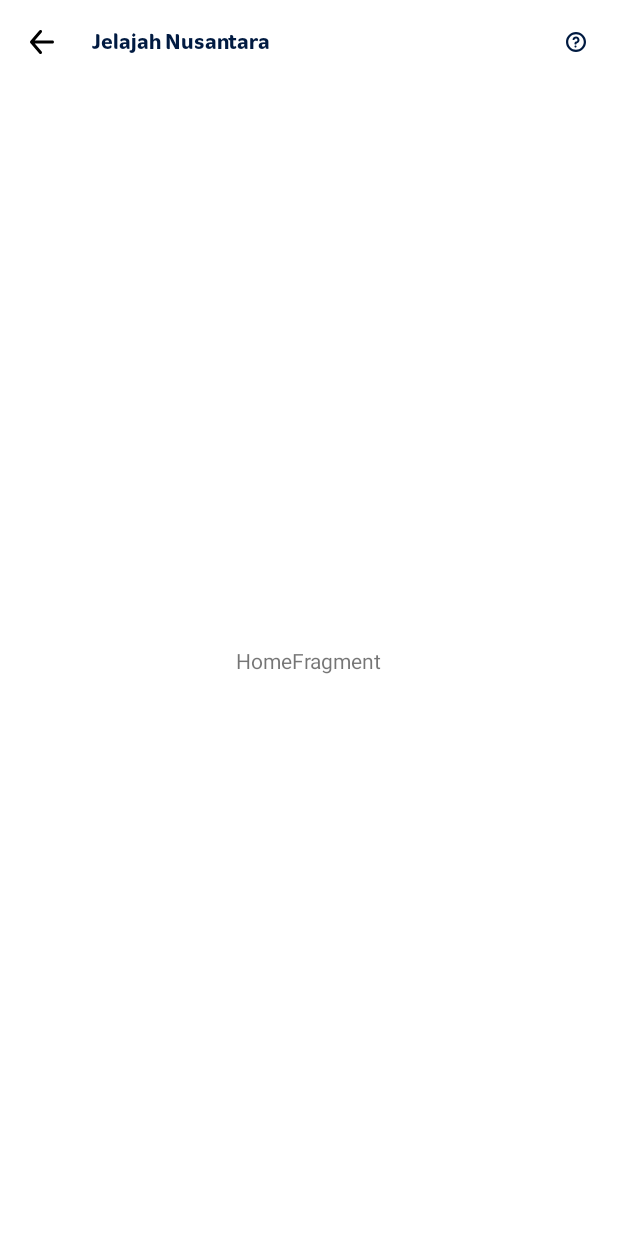
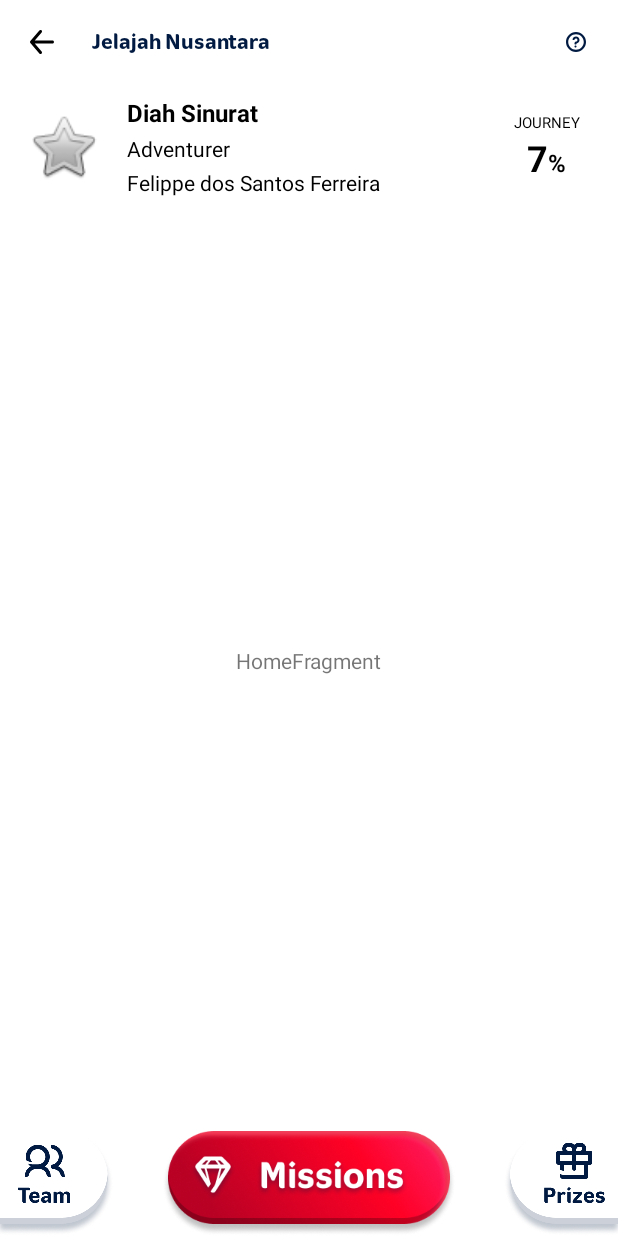
Before and after one commit to giovanileitevitor/TTI2-SDK, an Android app: the HomeFragment screen opened directly, with no data from a screen before it, on a phone screen of 412 x 824 dp. Before the commit the screen is almost empty. Run offline under Robolectric (Android 15) with nearby library versions, the phone set to English and light mode, and no system bars.

Commit message:
criacao de home fragment

```diff
--- a/tti2sdk/src/main/java/com/timwe/tti2sdk/ui/fragments/HomeFragment.kt
+++ b/tti2sdk/src/main/java/com/timwe/tti2sdk/ui/fragments/HomeFragment.kt
@@ -1,14 +1,18 @@
 package com.timwe.tti2sdk.ui.fragments
 
 import android.os.Bundle
+import android.util.Log
 import android.view.LayoutInflater
 import android.view.View
 import android.view.ViewGroup
+import android.widget.Toast
 import com.timwe.tti2sdk.databinding.FragmentHomeBinding
+import com.timwe.tti2sdk.ui.Navigation
+import com.timwe.tti2sdk.ui.home.HomeActivity
 
 class HomeFragment: BaseFragment() {
 
-    private var binding : FragmentHomeBinding ? = null
+    private lateinit var binding : FragmentHomeBinding
 
     companion object HomeStats {
         fun newInstance(): HomeFragment {
@@ -22,13 +26,33 @@ class HomeFragment: BaseFragment() {
         savedInstanceState: Bundle?
     ): View? {
         binding = FragmentHomeBinding.inflate(inflater, container,false);
-        val view = binding?.root;
+        val view = binding.root;
         return view;
+    }
+
+    override fun onViewCreated(view: View, savedInstanceState: Bundle?) {
+        super.onViewCreated(view, savedInstanceState)
+
+        binding.iconMissions.setOnClickListener {
+            Log.i("MISSIONS", "click")
+            val fragment: BaseFragment = Navigation.getFragmentFromFragmentId(Navigation.FragmentId.MISSIONS)
+            ((activity) as HomeActivity).showNewFragmentAndAddToSystemBackStack(fragment)
+        }
+
+        binding.iconPrizes.setOnClickListener {
+            Log.i("PRIZES", "click")
+        }
+
+        binding.iconTeam.setOnClickListener{
+            Log.i("TEAM", "click")
+        }
+
+        binding.topHome.nameAvatar.text = "Felippe dos Santos Ferreira"
+
     }
 
     override fun onDestroy() {
         super.onDestroy()
-        binding = null
     }
 
 }
--- a/tti2sdk/src/main/res/layout/fragment_home.xml
+++ b/tti2sdk/src/main/res/layout/fragment_home.xml
@@ -4,8 +4,15 @@
     xmlns:app="http://schemas.android.com/apk/res-auto"
     xmlns:tools="http://schemas.android.com/tools"
     android:layout_width="match_parent"
-    android:layout_height="match_parent">
+    android:layout_height="match_parent"
+    android:background="@color/all_white" >
 
+    <include
+        android:id="@+id/topHome"
+        layout="@layout/header_home"
+        app:layout_constraintBottom_toBottomOf="parent"
+        app:layout_constraintEnd_toEndOf="parent"
+        app:layout_constraintStart_toStartOf="parent" />
 
     <TextView
         android:id="@+id/text"
@@ -16,4 +23,36 @@
         app:layout_constraintEnd_toEndOf="parent"
         app:layout_constraintStart_toStartOf="parent"
         app:layout_constraintTop_toTopOf="parent" />
+
+    <ImageView
+        android:id="@+id/iconTeam"
+        android:layout_width="wrap_content"
+        android:layout_height="wrap_content"
+        android:background="@drawable/bottom_btn_left"
+        android:paddingTop="15dp"
+        android:paddingBottom="20dp"
+        app:layout_constraintBottom_toBottomOf="parent"
+        app:layout_constraintStart_toStartOf="parent" />
+
+    <ImageView
+        android:id="@+id/iconMissions"
+        android:layout_width="wrap_content"
+        android:layout_height="wrap_content"
+        android:background="@drawable/btn_missions"
+        android:paddingTop="15dp"
+        android:paddingBottom="20dp"
+        app:layout_constraintBottom_toBottomOf="parent"
+        app:layout_constraintEnd_toStartOf="@+id/iconPrizes"
+        app:layout_constraintStart_toEndOf="@+id/iconTeam" />
+
+    <ImageView
+        android:id="@+id/iconPrizes"
+        android:layout_width="wrap_content"
+        android:layout_height="wrap_content"
+        android:background="@drawable/bottom_btn_right"
+        android:paddingTop="15dp"
+        android:paddingBottom="20dp"
+        app:layout_constraintBottom_toBottomOf="parent"
+        app:layout_constraintEnd_toEndOf="parent" />
+
 </androidx.constraintlayout.widget.ConstraintLayout>
--- a/tti2sdk/src/main/res/layout/fragment_missions.xml
+++ b/tti2sdk/src/main/res/layout/fragment_missions.xml
@@ -4,8 +4,8 @@
     xmlns:app="http://schemas.android.com/apk/res-auto"
     xmlns:tools="http://schemas.android.com/tools"
     android:layout_width="match_parent"
-    android:layout_height="match_parent">
-
+    android:layout_height="match_parent"
+    android:background="@color/all_white" >
 
     <TextView
         android:id="@+id/textView"
@@ -16,4 +16,5 @@
         app:layout_constraintEnd_toEndOf="parent"
         app:layout_constraintStart_toStartOf="parent"
         app:layout_constraintTop_toTopOf="parent" />
+
 </androidx.constraintlayout.widget.ConstraintLayout>
--- a/tti2sdk/src/main/res/layout/header_home.xml
+++ b/tti2sdk/src/main/res/layout/header_home.xml
@@ -17,11 +17,11 @@
         android:contentDescription="Avatar loged"
         app:layout_constraintBottom_toBottomOf="@+id/name_avatar"
         app:layout_constraintStart_toStartOf="parent"
-        app:layout_constraintTop_toTopOf="@+id/type_avatar"
+        app:layout_constraintTop_toTopOf="@+id/nameAvatar"
         android:src="@android:drawable/btn_star" />
 
     <TextView
-        android:id="@+id/type_avatar"
+        android:id="@+id/nameAvatar"
         android:layout_width="wrap_content"
         android:layout_height="wrap_content"
         android:layout_marginHorizontal="20dp"
@@ -47,7 +47,7 @@
         android:textColor="@color/black"
         android:textSize="@dimen/fourteen_sp"
         app:layout_constraintStart_toEndOf="@+id/iv_avatar"
-        app:layout_constraintTop_toBottomOf="@+id/type_avatar" />
+        app:layout_constraintTop_toBottomOf="@+id/nameAvatar" />
 
     <TextView
         android:id="@+id/name_avatar"
@@ -76,7 +76,7 @@
         android:background="@drawable/background_info_header"
         app:layout_constraintBottom_toBottomOf="@+id/name_avatar"
         app:layout_constraintEnd_toEndOf="parent"
-        app:layout_constraintTop_toTopOf="@+id/type_avatar">
+        app:layout_constraintTop_toTopOf="@+id/nameAvatar">
 
         <TextView
             android:id="@+id/journey"
```
Also changed, not shown: tti2sdk/src/main/res/layout/bottom_home.xml (deleted, +0 -40 lines), tti2sdk/src/main/res/drawable-mdpi/btn_missions.png (added), tti2sdk/src/main/res/drawable-xhdpi/btn_missions.png, tti2sdk/src/main/res/drawable-xxhdpi/btn_missions.png.
